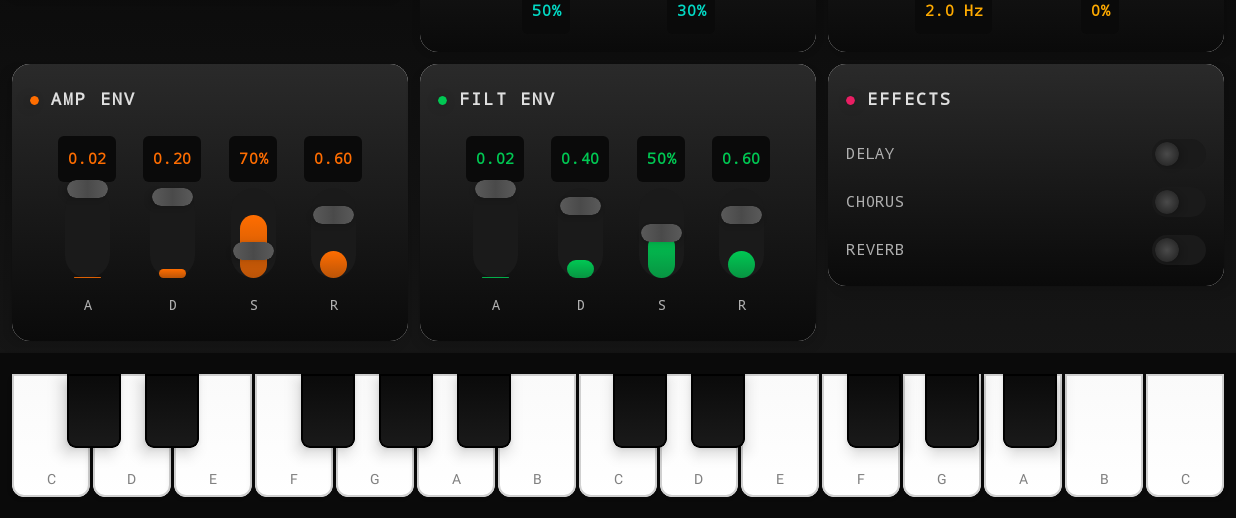
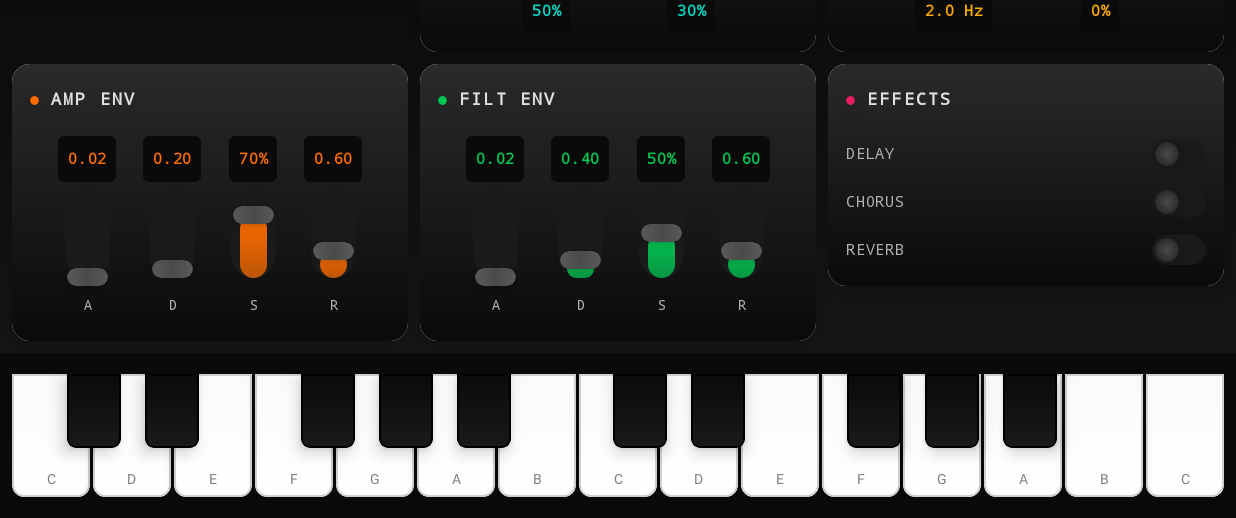
Before and after one commit to lorencprice/NoisySynth, an Android app built with Jetpack Compose: the screen it shows after launch (MainActivity), scrolled down 127 dp, on a phone screen of 824 x 412 dp (held sideways), the part 100-618 px from its top. Run offline under Robolectric (Android 15) with nearby library versions, the phone set to English and light mode, and no system bars; 2 statements that could not run were skipped.

Commit message:
Refine drag sensitivity and offset in HardwareControls
Updated drag sensitivity for vertical movement and adjusted offset calculation.

```diff
--- a/app/src/main/java/com/example/noisysynth/ui/HardwareControls.kt
+++ b/app/src/main/java/com/example/noisysynth/ui/HardwareControls.kt
@@ -131,7 +131,10 @@ fun RotaryKnob(
                         onDragCancel = { isDragging = false }
                     ) { change, dragAmount ->
                         change.consume()
-                        val delta = -dragAmount.y / 100f // Vertical drag
+                        // Only respond to vertical movement (up/down)
+                        // Swipe UP = increase, Swipe DOWN = decrease
+                        // Much higher sensitivity for smoother, easier control
+                        val delta = -dragAmount.y / 250f // Very sensitive
                         val newValue = (value + delta).coerceIn(0f, 1f)
                         onValueChange(newValue)
                     }
@@ -284,7 +287,7 @@ fun VerticalFader(
                     .fillMaxWidth(0.9f)
                     .height(12.dp)
                     .align(Alignment.BottomCenter)
-                    .offset(y = -(height * (1f - value)).dp + 6.dp)
+                    .offset(y = -(height * value).dp + 6.dp)
                     .shadow(4.dp, RoundedCornerShape(6.dp))
                     .background(
                         brush = Brush.horizontalGradient(
```
